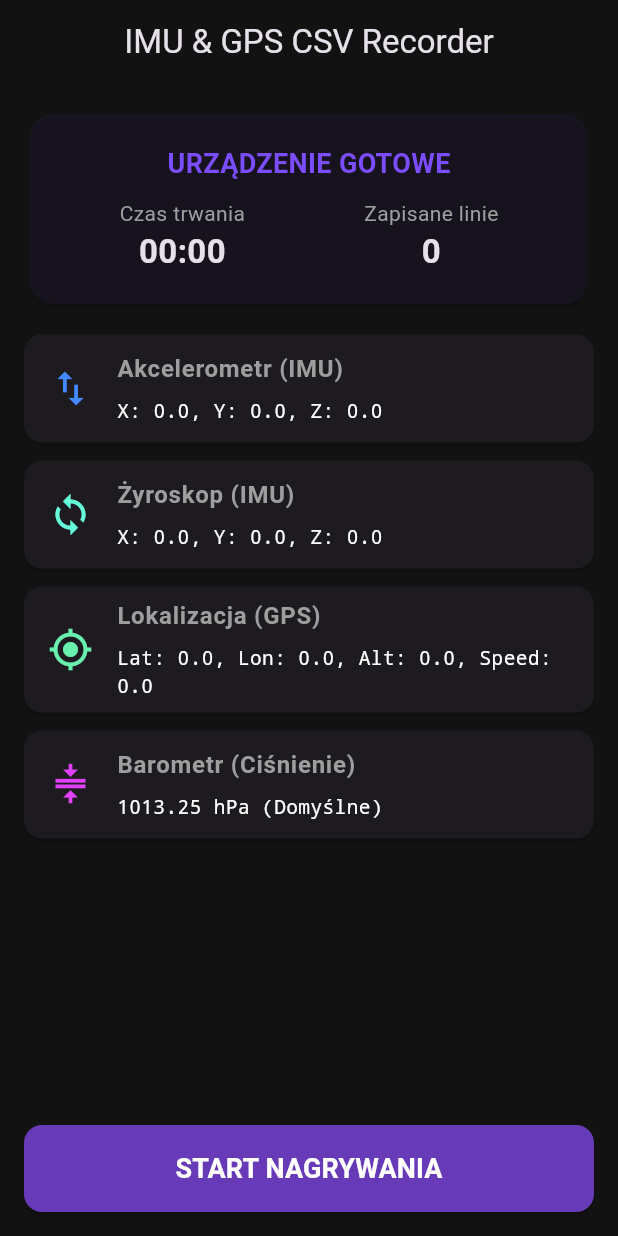
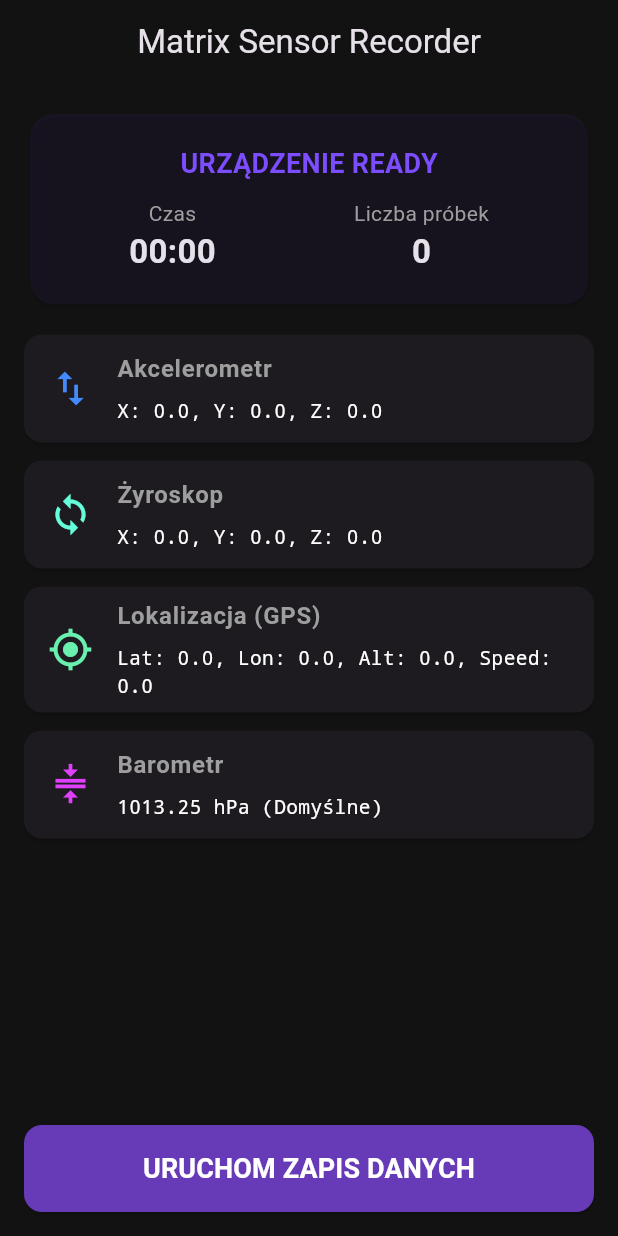
Before and after one commit to fkandefer/GPS-vs-sensors, a Flutter app: the screen it shows after launch, on a phone screen of 412 x 824 dp. Run offline on Flutter 3.47's test engine with Material 3 defaults, Android fonts, the phone set to English and light mode, and no system bars; our stand-ins replace geolocator, permission_handler, sensors_plus, share_plus.

Commit message:
Fix: csv fromating fix

```diff
--- a/lib/main.dart
+++ b/lib/main.dart
@@ -36,23 +36,33 @@ class TrackerHome extends StatefulWidget {
 }
 
 class _TrackerHomeState extends State<TrackerHome> {
-  // Status nagrywania i licznik danych
   bool _isRecording = false;
   int _lineCount = 0;
   Timer? _timer;
   int _secondsElapsed = 0;
 
-  // Przechowywanie bieżących wartości sensorów
+  // Podgląd tekstowy na UI
   String _accelerometerData = "X: 0.0, Y: 0.0, Z: 0.0";
   String _gyroscopeData = "X: 0.0, Y: 0.0, Z: 0.0";
   String _gpsData = "Lat: 0.0, Lon: 0.0, Alt: 0.0, Speed: 0.0";
   String _barometerData = "1013.25 hPa (Domyślne)";
 
-  // Strumienie i subskrypcje
   final List<StreamSubscription> _streamSubscriptions = [];
-  Position? _currentPosition;
 
-  // Bufor zapisu do pliku CSV
+  // Ostatni znany stan czujników (używany do tworzenia spójnej struktury wiersza)
+  double _curAccX = 0.0;
+  double _curAccY = 0.0;
+  double _curAccZ = 0.0;
+
+  double _curGyroX = 0.0;
+  double _curGyroY = 0.0;
+  double _curGyroZ = 0.0;
+
+  String _curLat = "";
+  String _curLon = "";
+  String _curAlt = "";
+
+  // Bufor zapisu do pliku tekstowego
   final List<String> _csvRows = [];
 
   @override
@@ -61,7 +71,7 @@ class _TrackerHomeState extends State<TrackerHome> {
     _initLivePreviews();
   }
 
-  // Stały podgląd danych na ekranie (niezależny od nagrywania)
+  // Stały podgląd i asynchroniczna aktualizacja stanu
   void _initLivePreviews() {
     _streamSubscriptions.add(
       accelerometerEventStream(samplingPeriod: const Duration(milliseconds: 10)).listen((event) {
@@ -69,8 +79,15 @@ class _TrackerHomeState extends State<TrackerHome> {
           setState(() {
             _accelerometerData = "X: ${event.x.toStringAsFixed(2)}, Y: ${event.y.toStringAsFixed(2)}, Z: ${event.z.toStringAsFixed(2)}";
           });
-          if (_isRecording) _recordRow("ACC", "${event.x};${event.y};${event.z}");
         }
+
+        // Aktualizacja stanu IMU
+        _curAccX = event.x;
+        _curAccY = event.y;
+        _curAccZ = event.z;
+
+        // Zapis wiersza przy każdej zmianie wysokiej częstotliwości (IMU)
+        if (_isRecording) _recordCurrentState();
       }),
     );
 
@@ -80,8 +97,14 @@ class _TrackerHomeState extends State<TrackerHome> {
           setState(() {
             _gyroscopeData = "X: ${event.x.toStringAsFixed(2)}, Y: ${event.y.toStringAsFixed(2)}, Z: ${event.z.toStringAsFixed(2)}";
           });
-          if (_isRecording) _recordRow("GYRO", "${event.x};${event.y};${event.z}");
         }
+
+        // Aktualizacja stanu żyroskopu
+        _curGyroX = event.x;
+        _curGyroY = event.y;
+        _curGyroZ = event.z;
+
+        if (_isRecording) _recordCurrentState();
       }),
     );
 
@@ -92,51 +115,62 @@ class _TrackerHomeState extends State<TrackerHome> {
             setState(() {
               _barometerData = "${event.pressure.toStringAsFixed(2)} hPa";
             });
-            if (_isRecording) _recordRow("BARO", "${event.pressure}");
           }
         }),
       );
     } catch (_) {}
   }
 
-  // Metoda żądania uprawnień
+  // Funkcja budująca pojedynczy, zunifikowany wiersz danych rozdzielany tabulatorami (\t)
+  void _recordCurrentState() {
+    final timestamp = DateTime.now().millisecondsSinceEpoch;
+
+    // Tworzenie struktury: ts accX accY accZ gyroX gyroY gyroZ lat lon alt
+    final buffer = StringBuffer();
+    buffer.write("$timestamp\t");
+    buffer.write("$_curAccX\t$_curAccY\t$_curAccZ\t");
+    buffer.write("$_curGyroX\t$_curGyroY\t$_curGyroZ\t");
+    buffer.write("$_curLat\t$_curLon\t$_curAlt");
+
+    _csvRows.add(buffer.toString());
+
+    if (mounted) {
+      setState(() {
+        _lineCount++;
+      });
+    }
+  }
+
   Future<bool> _requestPermissions() async {
     if (Platform.isAndroid) {
       Map<Permission, PermissionStatus> statuses = await [
         Permission.location,
         Permission.sensors,
       ].request();
-
       return statuses[Permission.location] == PermissionStatus.granted &&
              statuses[Permission.sensors] == PermissionStatus.granted;
     } else if (Platform.isIOS) {
       bool serviceEnabled = await Geolocator.isLocationServiceEnabled();
-      if (!serviceEnabled) {
-        return false;
-      }
+      if (!serviceEnabled) return false;
 
       LocationPermission permission = await Geolocator.checkPermission();
       if (permission == LocationPermission.denied) {
         permission = await Geolocator.requestPermission();
       }
-
       return permission == LocationPermission.whileInUse ||
              permission == LocationPermission.always;
     }
     return false;
   }
 
-  // Główna funkcja przycisku START / STOP
   void _toggleRecording() async {
     if (_isRecording) {
-      // STOP NAGRYWANIA
       _timer?.cancel();
       setState(() {
         _isRecording = false;
       });
       _saveAndShareCSV();
     } else {
-      // START NAGRYWANIA
       bool hasPermission = await _requestPermissions();
       if (!hasPermission) {
         if (mounted) {
@@ -147,8 +181,15 @@ class _TrackerHomeState extends State<TrackerHome> {
         return;
       }
 
+      // Reset zmiennych przed nową sesją
       _csvRows.clear();
-      _csvRows.add("Timestamp_ms;Sensor_Type;Data_Fields");
+      // Nagłówek rozdzielany tabulatorami zgodnie z Twoim wzorem
+      _csvRows.add("ts\taccX\taccY\taccZ\tgyroX\tgyroY\tgyroZ\tlat\tlon\talt");
+
+      _curAccX = 0; _curAccY = 0; _curAccZ = 0;
+      _curGyroX = 0; _curGyroY = 0; _curGyroZ = 0;
+      _curLat = ""; _curLon = ""; _curAlt = "";
+
       _secondsElapsed = 0;
       _lineCount = 0;
 
@@ -179,47 +220,38 @@ class _TrackerHomeState extends State<TrackerHome> {
       ),
     ).listen((Position position) {
       if (!_isRecording) return;
-      _currentPosition = position;
       if (mounted) {
         setState(() {
           _gpsData = "Lat: ${position.latitude.toStringAsFixed(5)}, Lon: ${position.longitude.toStringAsFixed(5)}, Alt: ${position.altitude.toStringAsFixed(1)}, Spd: ${position.speed.toStringAsFixed(2)}";
         });
       }
-      _recordRow("GPS", "${position.latitude};${position.longitude};${position.altitude};${position.speed};${position.accuracy}");
+
+      // Aktualizacja globalnego stanu GPS (od teraz kolejne linie z IMU go uwzględnią)
+      _curLat = position.latitude.toString();
+      _curLon = position.longitude.toString();
+      _curAlt = position.altitude.toString();
     });
   }
 
-  void _recordRow(String sensorType, String dataFields) {
-    final timestamp = DateTime.now().millisecondsSinceEpoch;
-    _csvRows.add("$timestamp;$sensorType;$dataFields");
-    if (mounted) {
-      setState(() {
-        _lineCount++;
-      });
-    }
-  }
-
-  // Bezpieczne zapisywanie i wywoływanie Share Sheet z pozycjonowaniem origin pod iOS
   void _saveAndShareCSV() async {
     if (_csvRows.length <= 1) return;
 
     try {
       final directory = await getTemporaryDirectory();
-      final filename = "imu_log_${DateTime.now().millisecondsSinceEpoch}.csv";
+      // Nadajemy rozszerzenie .txt lub .csv – tabulatory świetnie czyta np. Excel lub MATLAB
+      final filename = "sensor_log_${DateTime.now().millisecondsSinceEpoch}.txt";
       final file = File('${directory.path}/$filename');
 
       await file.writeAsString(_csvRows.join('\n'));
 
-      // Pobieramy kontekst geometrii ekranu dla iOS Share Sheet Anchor
       final box = context.findRenderObject() as RenderBox?;
       final position = box != null
           ? box.localToGlobal(Offset.zero) & box.size
           : Rect.fromLTWH(0, 0, 10, 10);
 
-      // Wywołanie okna udostępniania
       await Share.shareXFiles(
         [XFile(file.path)],
-        text: 'Mój log pomiarowy CSV z czujników IMU i GPS.',
+        text: 'Mój uporządkowany log macierzowy IMU i GPS.',
         sharePositionOrigin: position,
       );
     } catch (e) {
@@ -250,7 +282,7 @@ class _TrackerHomeState extends State<TrackerHome> {
   Widget build(BuildContext context) {
     return Scaffold(
       appBar: AppBar(
-        title: const Text('IMU & GPS CSV Recorder'),
+        title: const Text('Matrix Sensor Recorder'),
         centerTitle: true,
         elevation: 0,
         backgroundColor: Colors.transparent,
@@ -268,7 +300,7 @@ class _TrackerHomeState extends State<TrackerHome> {
                 child: Column(
                   children: [
                     Text(
-                      _isRecording ? "NAGRYWANIE AKTYWNE" : "URZĄDZENIE GOTOWE",
+                      _isRecording ? "NAGRYWANIE MACIERZY" : "URZĄDZENIE READY",
                       style: TextStyle(
                         fontSize: 18,
                         fontWeight: FontWeight.bold,
@@ -281,13 +313,13 @@ class _TrackerHomeState extends State<TrackerHome> {
                       children: [
                         Column(
                           children: [
-                            const Text("Czas trwania", style: TextStyle(color: Colors.grey)),
+                            const Text("Czas", style: TextStyle(color: Colors.grey)),
                             Text(_formatTime(_secondsElapsed), style: const TextStyle(fontSize: 22, fontWeight: FontWeight.bold)),
                           ],
                         ),
                         Column(
                           children: [
-                            const Text("Zapisane linie", style: TextStyle(color: Colors.grey)),
+                            const Text("Liczba próbek", style: TextStyle(color: Colors.grey)),
                             Text("$_lineCount", style: const TextStyle(fontSize: 22, fontWeight: FontWeight.bold)),
                           ],
                         ),
@@ -301,10 +333,10 @@ class _TrackerHomeState extends State<TrackerHome> {
             Expanded(
               child: ListView(
                 children: [
-                  _buildSensorCard("Akcelerometr (IMU)", _accelerometerData, Icons.import_export, Colors.blueAccent),
-                  _buildSensorCard("Żyroskop (IMU)", _gyroscopeData, Icons.sync, Colors.tealAccent),
+                  _buildSensorCard("Akcelerometr", _accelerometerData, Icons.import_export, Colors.blueAccent),
+                  _buildSensorCard("Żyroskop", _gyroscopeData, Icons.sync, Colors.tealAccent),
                   _buildSensorCard("Lokalizacja (GPS)", _gpsData, Icons.gps_fixed, Colors.greenAccent),
-                  _buildSensorCard("Barometr (Ciśnienie)", _barometerData, Icons.compress, Colors.purpleAccent),
+                  _buildSensorCard("Barometr", _barometerData, Icons.compress, Colors.purpleAccent),
                 ],
               ),
             ),
@@ -316,7 +348,7 @@ class _TrackerHomeState extends State<TrackerHome> {
                 shape: RoundedRectangleBorder(borderRadius: BorderRadius.circular(12)),
               ),
               child: Text(
-                _isRecording ? "STOP I UDOSTĘPNIJ PLIK" : "START NAGRYWANIA",
+                _isRecording ? "ZAKOŃCZ I EKSPORTUJ LOG" : "URUCHOM ZAPIS DANYCH",
                 style: const TextStyle(fontSize: 18, fontWeight: FontWeight.bold, color: Colors.white),
               ),
             ),
```
